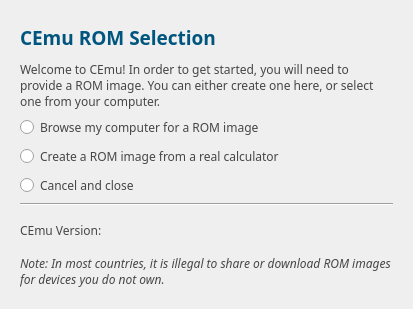
Above: gui/qt/romselection.ui from CE-Programming/CEmu before the change. Below: the same form after it.
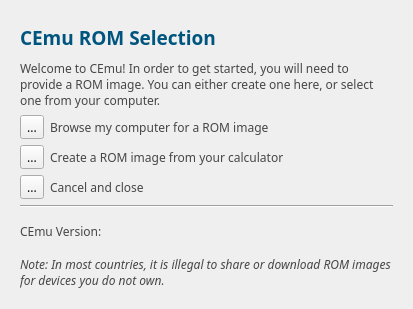
That is the form after the change. The open tabs and pages were chosen to show the change. Icons and pictures are not drawn. Custom widgets are drawn as their Qt base class.

What changed in the file:
```diff
--- a/gui/qt/romselection.ui
+++ b/gui/qt/romselection.ui
@@ -121,7 +121,7 @@
        </size>
       </property>
       <layout class="QGridLayout" name="gridLayout">
-       <item row="5" column="0">
+       <item row="7" column="0">
         <widget class="QLabel" name="label_2">
          <property name="font">
           <font>
@@ -138,76 +138,13 @@
          </property>
         </widget>
        </item>
-       <item row="3" column="0">
+       <item row="5" column="0">
         <widget class="Line" name="line">
          <property name="orientation">
           <enum>Qt::Horizontal</enum>
          </property>
         </widget>
        </item>
-       <item row="2" column="0">
-        <layout class="QHBoxLayout" name="horizontalLayout">
-         <item>
-          <layout class="QVBoxLayout" name="verticalLayout_5">
-           <item>
-            <widget class="QRadioButton" name="radioBrowse">
-             <property name="sizePolicy">
-              <sizepolicy hsizetype="Preferred" vsizetype="Preferred">
-               <horstretch>0</horstretch>
-               <verstretch>0</verstretch>
-              </sizepolicy>
-             </property>
-             <property name="text">
-              <string>Browse my computer for a ROM image</string>
-             </property>
-             <property name="checked">
-              <bool>false</bool>
-             </property>
-             <property name="autoExclusive">
-              <bool>false</bool>
-             </property>
-            </widget>
-           </item>
-           <item>
-            <widget class="QRadioButton" name="radioCreate">
-             <property name="sizePolicy">
-              <sizepolicy hsizetype="Preferred" vsizetype="Preferred">
-               <horstretch>0</horstretch>
-               <verstretch>0</verstretch>
-              </sizepolicy>
-             </property>
-             <property name="text">
-              <string>Create a ROM image from a real calculator</string>
-             </property>
-             <property name="autoExclusive">
-              <bool>false</bool>
-             </property>
-            </widget>
-           </item>
-           <item>
-            <widget class="QRadioButton" name="radioButton">
-             <property name="text">
-              <string>Cancel and close</string>
-             </property>
-            </widget>
-           </item>
-          </layout>
-         </item>
-         <item>
-          <spacer name="horizontalSpacer">
-           <property name="orientation">
-            <enum>Qt::Horizontal</enum>
-           </property>
-           <property name="sizeHint" stdset="0">
-            <size>
-             <width>40</width>
-             <height>20</height>
-            </size>
-           </property>
-          </spacer>
-         </item>
-        </layout>
-       </item>
        <item row="0" column="0">
         <widget class="QLabel" name="line0">
          <property name="palette">
@@ -261,7 +198,7 @@
          </property>
         </widget>
        </item>
-       <item row="4" column="0">
+       <item row="6" column="0">
         <widget class="QLabel" name="versionLabel">
          <property name="sizePolicy">
           <sizepolicy hsizetype="Preferred" vsizetype="Preferred">
@@ -290,6 +227,80 @@
          </property>
         </widget>
        </item>
+       <item row="3" column="0">
+        <layout class="QGridLayout" name="gridLayout_2">
+         <property name="bottomMargin">
+          <number>0</number>
+         </property>
+         <item row="1" column="0">
+          <widget class="QToolButton" name="buttonCreate">
+           <property name="text">
+            <string>...</string>
+           </property>
+           <property name="icon">
+            <iconset resource="resources.qrc">
+             <normaloff>:/icons/resources/icons/plus.png</normaloff>:/icons/resources/icons/plus.png</iconset>
+           </property>
+          </widget>
+         </item>
+         <item row="0" column="0">
+          <widget class="QToolButton" name="buttonOpen">
+           <property name="text">
+            <string>...</string>
+           </property>
+           <property name="icon">
+            <iconset resource="resources.qrc">
+             <normaloff>:/icons/resources/icons/open.png</normaloff>:/icons/resources/icons/open.png</iconset>
+           </property>
+          </widget>
+         </item>
+         <item row="2" column="0">
+          <widget class="QToolButton" name="buttonClose">
+           <property name="text">
+            <string>...</string>
+           </property>
+           <property name="icon">
+            <iconset resource="resources.qrc">
+             <normaloff>:/icons/resources/icons/exit.png</normaloff>:/icons/resources/icons/exit.png</iconset>
+           </property>
+          </widget>
+         </item>
+         <item row="0" column="1">
+          <widget class="QLabel" name="label_3">
+           <property name="text">
+            <string>Browse my computer for a ROM image</string>
+           </property>
+          </widget>
+         </item>
+         <item row="1" column="1">
+          <widget class="QLabel" name="label_4">
+           <property name="text">
+            <string>Create a ROM image from your calculator</string>
+           </property>
+          </widget>
+         </item>
+         <item row="2" column="1">
+          <widget class="QLabel" name="label_5">
+           <property name="text">
+            <string>Cancel and close</string>
+           </property>
+          </widget>
+         </item>
+         <item row="1" column="2">
+          <spacer name="horizontalSpacer">
+           <property name="orientation">
+            <enum>Qt::Horizontal</enum>
+           </property>
+           <property name="sizeHint" stdset="0">
+            <size>
+             <width>40</width>
+             <height>20</height>
+            </size>
+           </property>
+          </spacer>
+         </item>
+        </layout>
+       </item>
       </layout>
      </widget>
      <widget class="QWidget" name="page1">
```
Left out of the diff: 4 changed lines with no effect on the pictures.
